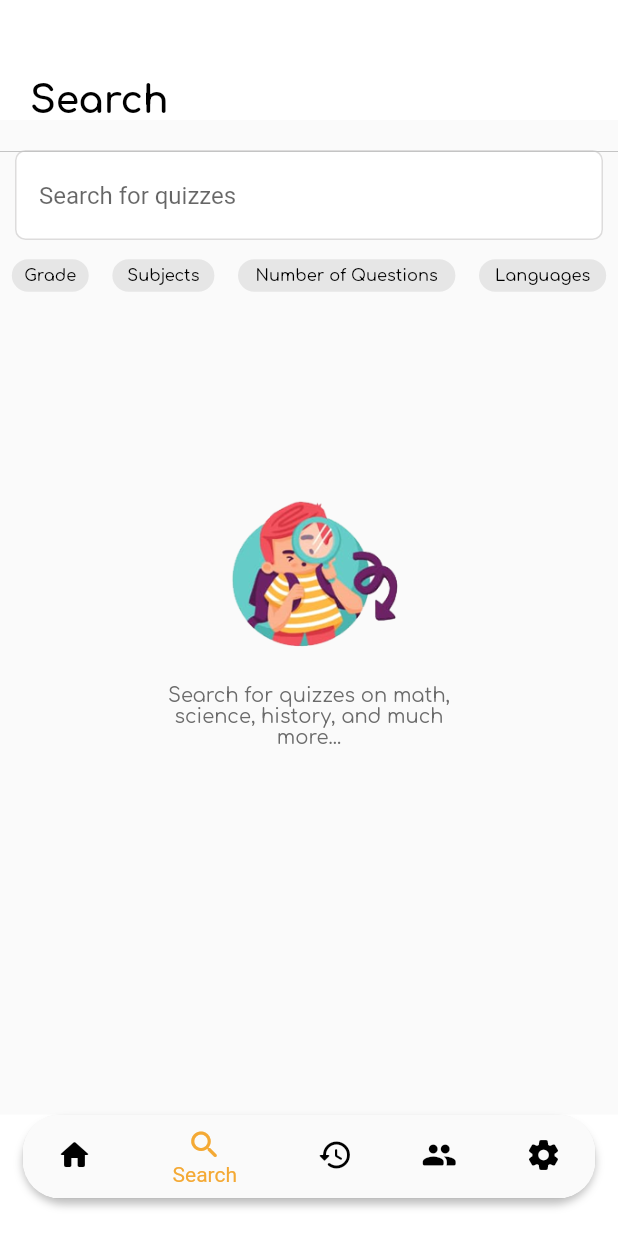
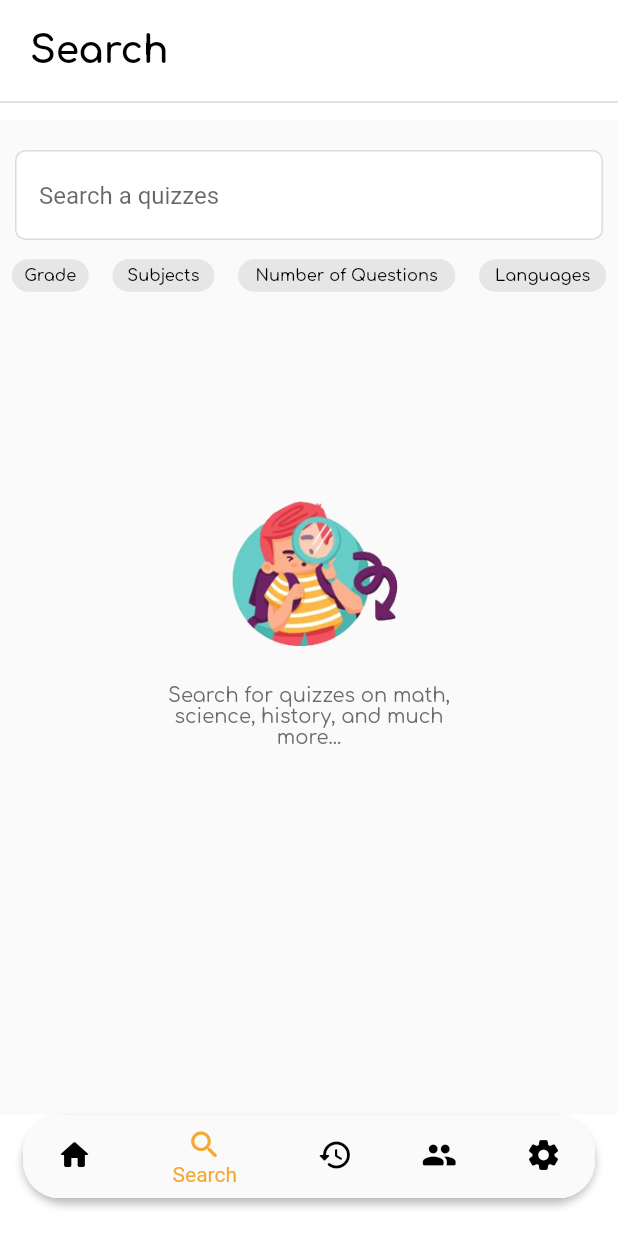
Before and after one commit to ngluutu/MobileApp_Group5, a Flutter app: the screen it shows after launch, item 2 of the bottom bar chosen, on a phone screen of 412 x 824 dp. Run offline on Flutter 3.47's test engine with Material 2 defaults, Android fonts, the phone set to English and light mode, and no system bars; our stand-ins replace get, google_fonts.

Commit message:
Duy fix appBar

```diff
--- a/app_quizziz/lib/LocaleString.dart
+++ b/app_quizziz/lib/LocaleString.dart
@@ -35,6 +35,14 @@
           'Quizizz is more fun with friend.':
               'Quizizz is more fun with friend.',
           'Join a class': 'Join a class',
+          'Search for quizzes': 'Search a quizzes',
+          'Grade': 'Grade',
+          'Subjects': 'Subjects',
+          'Number of Questions': 'Number of Questions',
+          'Languages': 'Languages',
+          'Search for quizzes on math,': 'Search for quizzes on math,',
+          'science, history, and much': 'science, history, and much',
+          'more...': 'more...',
         },
         'en_vn': {
           'Enter a join code': 'Nhập mã tham gia',
@@ -57,13 +65,59 @@
           'Home': 'Trang chủ',
           'Search': 'Tìm kiếm',
           'Activity': 'Hoạt động',
-          'Classes': 'Các lóp học',
+          'Classes': 'Các lớp học',
           'Setting': 'Cài đặt',
           'My Classes': 'Các lớp học của tôi',
           "You haven't joined any classes yet": 'Bạn chưa tham gia lớp học nào',
           'Quizizz is more fun with friend.':
               'Quizizz sẽ vui hơn nếu có bạn bè.',
           'Join a class': 'Tham gia một lớp học',
-        }
+          'Search fpr quizzes': 'Tìm kiếm quiz',
+          'Grade': 'Lớp',
+          'Subjects': 'Môn học',
+          'Number of Questions': 'Số lượng câu hỏi',
+          'Languages': 'Ngôn ngữ',
+          'Search for quizzes on math,': 'Tìm kiếm các câu đố về toán học,',
+          'science, history, and much': 'khoa học, lịch sử, và nhiều hơn',
+          'more...': 'nữa...',
+        },
+        'en_fr': {
+          'Enter a join code': "Saisissez un code d'adhésion",
+          'Join a game': 'Rejoindre un jeu',
+          "Let's get you started": 'Commençons',
+          'Log in': "S'identifier",
+          'Sign up': "S'inscrire",
+          'Settings': 'Paramètres',
+          'App settings': "Paramètres de l'application",
+          'Language': 'Langue',
+          'Change account type': 'Changer le type de compte',
+          'Read aloud': 'Lit à voix haute',
+          'Background music': 'Musique de fond',
+          'Sound effects': 'Effets sonores',
+          'Memes': 'Mèmes',
+          'Themes': 'Thèmes',
+          'Contact us': 'Contactez-nous',
+          'Terms of service': "Conditions d'utilisation",
+          'Privacy policy': 'Politique de confidentialité',
+          'Home': 'Accueil',
+          'Search': 'Recherche',
+          'Activity': 'Activité',
+          'Classes': 'Cours',
+          'Setting': 'Paramètres',
+          'My Classes': 'Mes classes',
+          "You haven't joined any classes yet":
+              "Vous n'avez pas encore rejoint de cours",
+          'Quizizz is more fun with friend.':
+              'Quizizz est plus amusant avec un ami.',
+          'Join a class': 'Rejoindre une classe',
+          'Search for quizzes': 'Chercher des quiz',
+          'Grade': 'Classer',
+          'Subjects': 'Sujets',
+          'Number of Questions': 'Nombre de questions',
+          'Languages': 'Langues',
+          'Search for quizzes on math,': 'Cherchez des quiz sur les,',
+          'science, history, and much': 'mathématiques, les sciences,',
+          'more...': "l'histoire et bien plus encore...",
+        },
       };
 }
--- a/app_quizziz/lib/Search.dart
+++ b/app_quizziz/lib/Search.dart
@@ -84,7 +84,7 @@
             height: 150,
           ),
           Text(
-            'Search for quizzes on math,',
+            'Search for quizzes on math,'.tr,
             style: GoogleFonts.comfortaa(
               textStyle: const TextStyle(
                 fontSize: 13,
@@ -93,7 +93,7 @@
             ),
           ),
           Text(
-            'science, history, and much',
+            'science, history, and much'.tr,
             style: GoogleFonts.comfortaa(
               textStyle: const TextStyle(
                 fontSize: 13,
@@ -102,7 +102,7 @@
             ),
           ),
           Text(
-            'more...',
+            'more...'.tr,
             style: GoogleFonts.comfortaa(
               textStyle: const TextStyle(
                 fontSize: 13,
@@ -144,7 +144,7 @@
           borderRadius: BorderRadius.circular(20),
         ),
         child: Text(
-          'Grade',
+          'Grade'.tr,
           style: GoogleFonts.comfortaa(
             textStyle: const TextStyle(fontSize: 11, color: Colors.black),
           ),
@@ -165,7 +165,7 @@
           borderRadius: BorderRadius.circular(20),
         ),
         child: Text(
-          'Subjects',
+          'Subjects'.tr,
           style: GoogleFonts.comfortaa(
             textStyle: const TextStyle(fontSize: 11, color: Colors.black),
           ),
@@ -186,7 +186,7 @@
           borderRadius: BorderRadius.circular(20),
         ),
         child: Text(
-          'Number of Questions',
+          'Number of Questions'.tr,
           style: GoogleFonts.comfortaa(
             textStyle: const TextStyle(fontSize: 11, color: Colors.black),
           ),
@@ -207,7 +207,7 @@
           borderRadius: BorderRadius.circular(20),
         ),
         child: Text(
-          'Languages',
+          'Languages'.tr,
           style: GoogleFonts.comfortaa(
             textStyle: const TextStyle(fontSize: 11, color: Colors.black),
           ),
@@ -226,7 +226,7 @@
           children: [
             const Padding(padding: EdgeInsets.symmetric(horizontal: 10)),
             Text(
-              'Search',
+              'Search'.tr,
               style: GoogleFonts.comfortaa(
                 textStyle: const TextStyle(
                   color: Colors.black,
@@ -260,12 +260,12 @@
     return Column(
       crossAxisAlignment: CrossAxisAlignment.start,
       children: [
-        const Padding(padding: EdgeInsets.symmetric(vertical: 10)),
+        //const Padding(padding: EdgeInsets.symmetric(vertical: 10)),
         Row(
           children: [
             const Padding(padding: EdgeInsets.symmetric(horizontal: 10)),
             Text(
-              'Search',
+              'Search'.tr,
               style: GoogleFonts.comfortaa(
                 textStyle: const TextStyle(
                   color: Colors.black,
--- a/app_quizziz/lib/home.dart
+++ b/app_quizziz/lib/home.dart
@@ -258,7 +258,7 @@
     return Column(
       crossAxisAlignment: CrossAxisAlignment.start,
       children: [
-        const Padding(padding: EdgeInsets.symmetric(vertical: 10)),
+        //const Padding(padding: EdgeInsets.symmetric(vertical: 10)),
         Row(
           children: [
             const Padding(padding: EdgeInsets.symmetric(horizontal: 10)),
--- a/app_quizziz/lib/main.dart
+++ b/app_quizziz/lib/main.dart
@@ -1,10 +1,21 @@
 import 'package:flutter/material.dart';
+import 'package:flutter/services.dart';
 import 'package:flutter_application_1/LocaleString.dart';
 import 'package:flutter_application_1/globals.dart' as globals;
 import 'package:flutter_application_1/mainscreen.dart';
 import 'package:get/get.dart';
 
-void main() => runApp(const MyApp());
+void main() {
+  WidgetsFlutterBinding.ensureInitialized();
+  SystemChrome.setEnabledSystemUIMode(
+    SystemUiMode.manual,
+    overlays: [
+      SystemUiOverlay.bottom, //This line is used for showing the bottom bar
+    ],
+  );
+
+  runApp(const MyApp());
+}
 
 class MyApp extends StatelessWidget {
   const MyApp({super.key});
@@ -12,6 +23,8 @@
   Locale updateLanguage() {
     if (globals.language == 'English') {
       return const Locale('en', 'en');
+    } else if (globals.language == 'French') {
+      return const Locale('en', 'fr');
     } else {
       return const Locale('en', 'vn');
     }
@@ -21,6 +34,7 @@
   @override
   Widget build(BuildContext context) {
     return GetMaterialApp(
+      debugShowCheckedModeBanner: false,
       translations: LocalString(),
       locale: updateLanguage(),
       home: const MainScreen(),
--- a/app_quizziz/lib/mainscreen.dart
+++ b/app_quizziz/lib/mainscreen.dart
@@ -27,7 +27,7 @@
         child: Column(
           children: [
             const Padding(
-              padding: EdgeInsets.symmetric(vertical: 16.5),
+              padding: EdgeInsets.symmetric(vertical: 10),
             ),
             getAppBar(),
           ],
--- a/app_quizziz/lib/myclasses.dart
+++ b/app_quizziz/lib/myclasses.dart
@@ -144,7 +144,7 @@
     return Column(
       crossAxisAlignment: CrossAxisAlignment.start,
       children: [
-        const Padding(padding: EdgeInsets.symmetric(vertical: 10)),
+        //const Padding(padding: EdgeInsets.symmetric(vertical: 10)),
         Row(
           children: [
             const Padding(padding: EdgeInsets.symmetric(horizontal: 10)),
```
Also changed, not shown: app_quizziz/lib/activity_completed.dart (+2 -7 lines), app_quizziz/lib/activity_created.dart (+2 -6 lines), app_quizziz/lib/activity_new.dart (+20 -16 lines), app_quizziz/lib/activity_running.dart (+3 -8 lines), app_quizziz/lib/setting.dart (+4 -14 lines).
